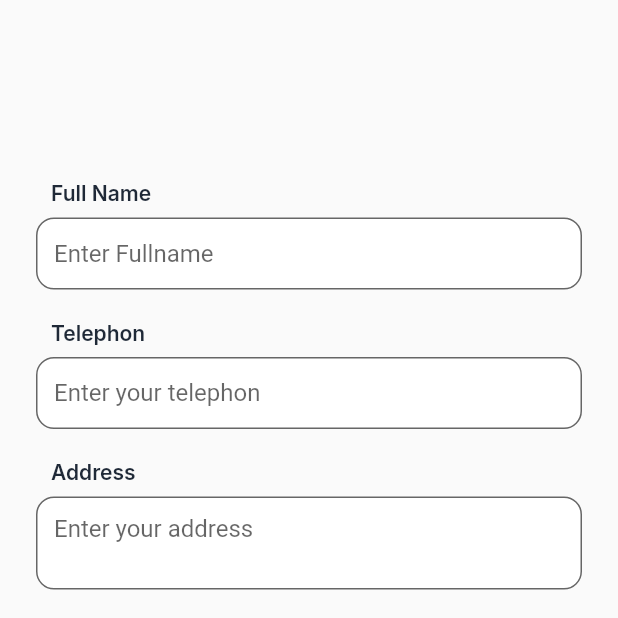
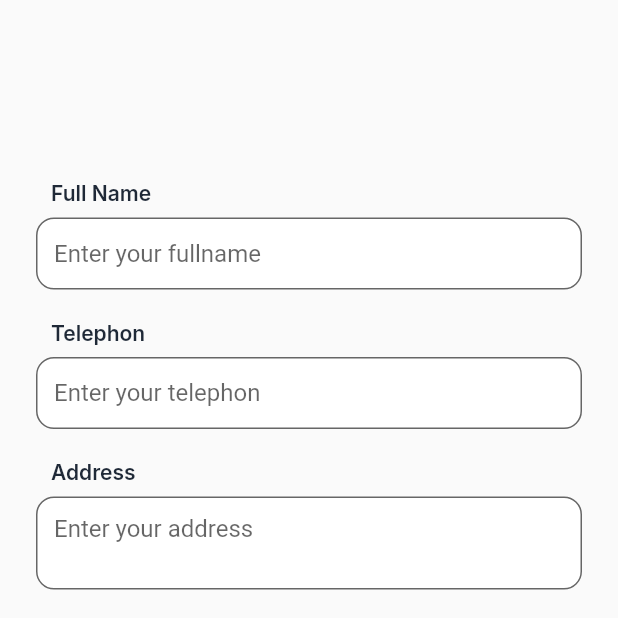
Before and after one commit to ahfasxp/restaurant_app, a Flutter app: the AccountEditPage screen opened by its route, on a phone screen of 412 x 824 dp, the top half of it. Run offline on Flutter 3.47's test engine with Material 2 defaults, Android fonts, the phone set to English and light mode, and no system bars; our stand-ins replace cloud_firestore, double_back_to_close, firebase_auth, firebase_core, google_fonts, sqflite; missing offline and left inert: avatars; accounts and stored records are empty.

```diff
--- a/lib/ui/account/account_edit_page.dart
+++ b/lib/ui/account/account_edit_page.dart
@@ -58,7 +58,7 @@ class _AccountEditPageState extends State<AccountEditPage> {
                       width: 2.0,
                     ),
                   ),
-                  hintText: 'Enter Fullname',
+                  hintText: 'Enter your fullname',
                 ),
               ),
             ),
--- a/lib/utils/auth_exception_handler.dart
+++ b/lib/utils/auth_exception_handler.dart
@@ -32,6 +32,7 @@ class AuthExceptionHandler {
       default:
         status = AuthResultStatus.undefined;
     }
+
     return status;
   }
 
```
Also changed, not shown: lib/provider/auth_provider.dart (+6 -1 lines).
